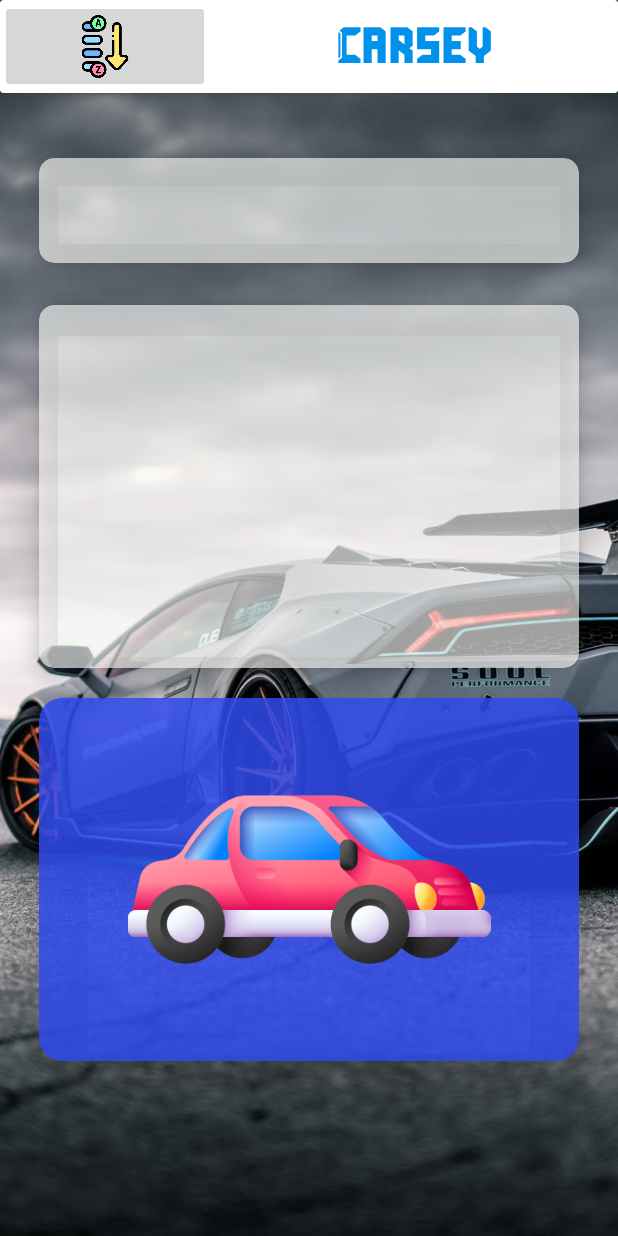
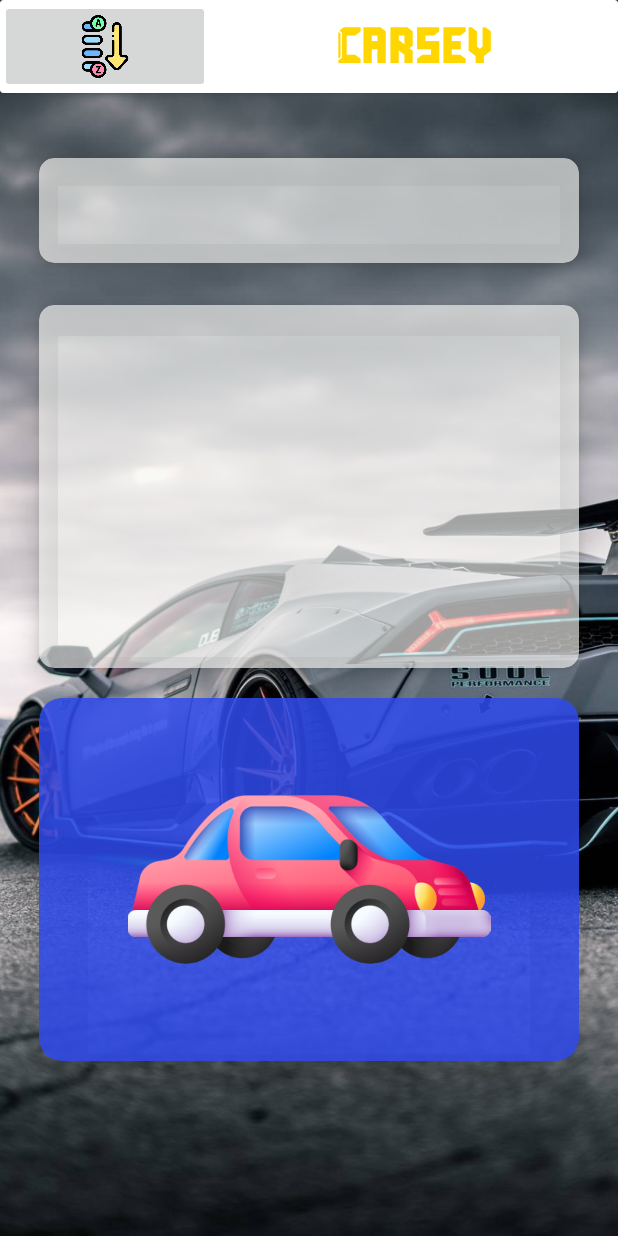
Before and after one commit to Dramos02/Carsey_App, an Android app: the layout activity_car_type_detail.xml on its own in the app's theme, with its tools: preview values and no code run, on a phone screen of 412 x 824 dp. Run offline under Robolectric (Android 15) with nearby library versions, the phone set to English and light mode, and no system bars.

```diff
--- a/app/src/main/AndroidManifest.xml
+++ b/app/src/main/AndroidManifest.xml
@@ -11,6 +11,9 @@
         android:supportsRtl="true"
         android:theme="@style/Theme.Carsey_App"
         tools:targetApi="31">
+        <activity
+            android:name=".Pricelist"
+            android:exported="false" />
         <activity
             android:name=".CarTypeDetail"
             android:exported="false" />
--- a/app/src/main/res/layout/activity_car_type_detail.xml
+++ b/app/src/main/res/layout/activity_car_type_detail.xml
@@ -9,7 +9,6 @@
     tools:context=".CarTypeDetail">
 
     <androidx.cardview.widget.CardView
-        android:id="@+id/carTypeDetail"
         android:layout_width="match_parent"
         android:layout_height="62dp"
         app:cardBackgroundColor="#FFFFFF">
@@ -19,29 +18,31 @@
             android:layout_height="match_parent"
             android:orientation="horizontal">
 
-                <ImageButton
+            <ImageButton
                 android:id="@+id/mainMenuBtn4"
                 android:layout_width="0dp"
                 android:layout_height="wrap_content"
                 android:layout_weight="1"
-                android:contentDescription="Buy"
+                android:contentDescription="carTypes"
                 android:contextClickable="false"
                 android:scaleType="fitCenter"
                 app:srcCompat="@drawable/typebtn" />
 
             <TextView
-                android:id="@+id/appTitle"
+                android:id="@+id/appTitle6"
                 android:layout_width="132dp"
                 android:layout_height="match_parent"
                 android:layout_weight="1"
                 android:fontFamily="@font/ggastino"
                 android:gravity="center"
-                android:text="@string/appTitle"
-                android:textColor="#0091EA"
+                android:text="Carsey"
+                android:textColor="#FFD600"
                 android:textSize="34sp" />
+
         </LinearLayout>
 
     </androidx.cardview.widget.CardView>
+
 
     <Space
         android:layout_width="match_parent"
--- a/app/src/main/res/layout/activity_car_types.xml
+++ b/app/src/main/res/layout/activity_car_types.xml
@@ -32,7 +32,7 @@
                 app:srcCompat="@drawable/backbtn" />
 
             <TextView
-                android:id="@+id/appTitle"
+                android:id="@+id/appTitle4"
                 android:layout_width="132dp"
                 android:layout_height="match_parent"
                 android:layout_weight="1"
```
Also changed, not shown: app/src/main/java/com/example/carsey_app/Pricelist.kt (added, +11 -0 lines), app/src/main/res/layout/activity_pricelist.xml (added, +14 -0 lines).
